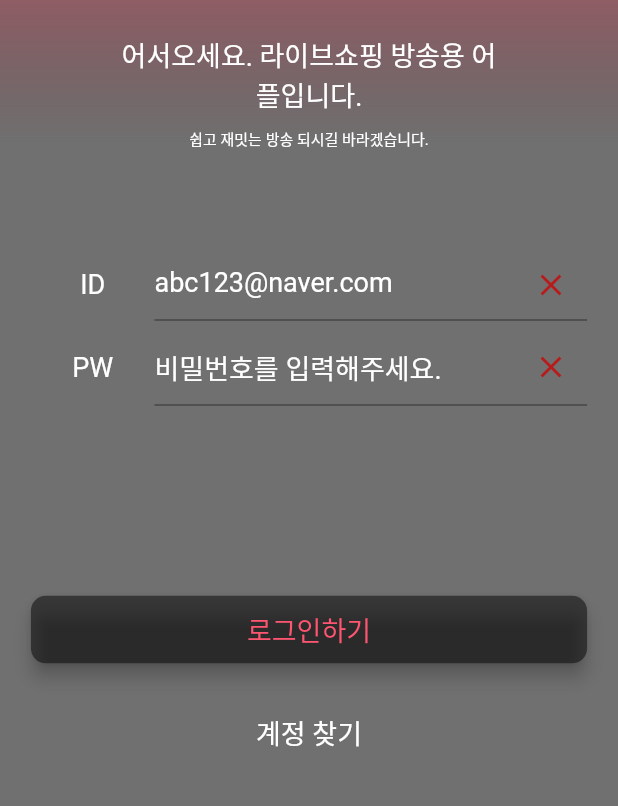
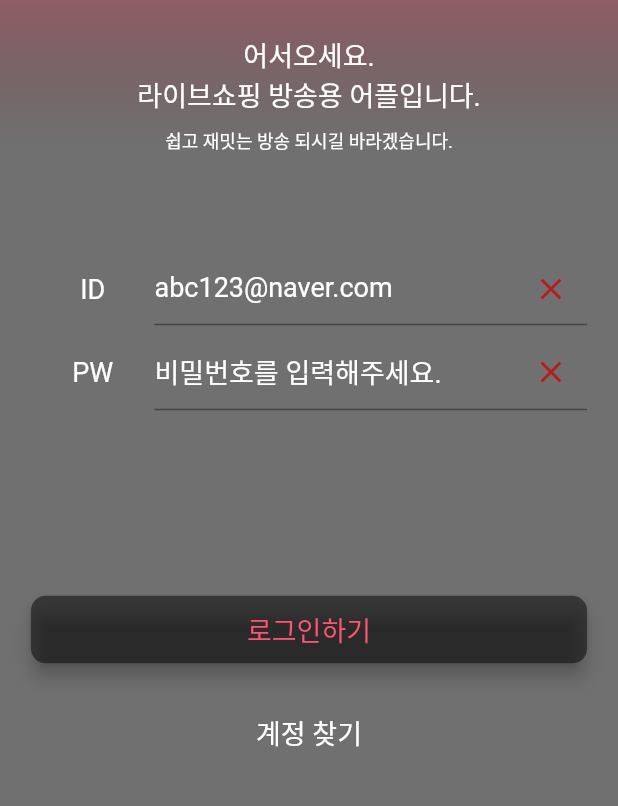
Before and after one commit to ekoRemDev/new_gui, a Flutter app: the FirstPage screen opened by its route, on a phone screen of 412 x 824 dp, the part 304-1110 px from its top. Run offline on Flutter 3.47's test engine with Material 2 defaults, Android fonts, the phone set to English and light mode, and no system bars.

Commit message:
ui correction

```diff
--- a/lib/firstPage.dart
+++ b/lib/firstPage.dart
@@ -89,7 +89,16 @@ class _FirstPageState extends State<FirstPage> {
                       children: [
                         Container(
                           width: MediaQuery.of(context).size.width * 0.632,
-                          child: Text("어서오세요. 라이브쇼핑 방송용 어플입니다.",textAlign: TextAlign.center, style: TextStyle(fontSize: _fontSize, color: Colors.white,fontWeight: FontWeight.normal,),),
+                          child: Text("어서오세요.",textAlign: TextAlign.center, style: TextStyle(fontSize: _fontSize, color: Colors.white,fontWeight: FontWeight.normal,),),
+                        ),
+                      ],
+                    ),
+                    Row(
+                      mainAxisAlignment: MainAxisAlignment.center,
+                      children: [
+                        Container(
+                          width: MediaQuery.of(context).size.width * 0.632,
+                          child: Text("라이브쇼핑 방송용 어플입니다.",textAlign: TextAlign.center, style: TextStyle(fontSize: _fontSize, color: Colors.white,fontWeight: FontWeight.normal,),),
                         ),
                       ],
                     ),
@@ -100,8 +109,8 @@ class _FirstPageState extends State<FirstPage> {
                       mainAxisAlignment: MainAxisAlignment.center,
                       children: [
                         Container(
-                          width: MediaQuery.of(context).size.width * 0.394,
-                          child: Text("쉽고 재밋는 방송 되시길 바라겠습니다.",textAlign: TextAlign.center, style: TextStyle(fontSize: 10, color: Colors.white,fontWeight: FontWeight.normal,),),
+                          width: MediaQuery.of(context).size.width * 0.50,
+                          child: Text("쉽고 재밋는 방송 되시길 바라겠습니다.",textAlign: TextAlign.center, style: TextStyle(fontSize: 12, color: Colors.white,fontWeight: FontWeight.normal,),),
                         ),
                       ],
                     ),
```
